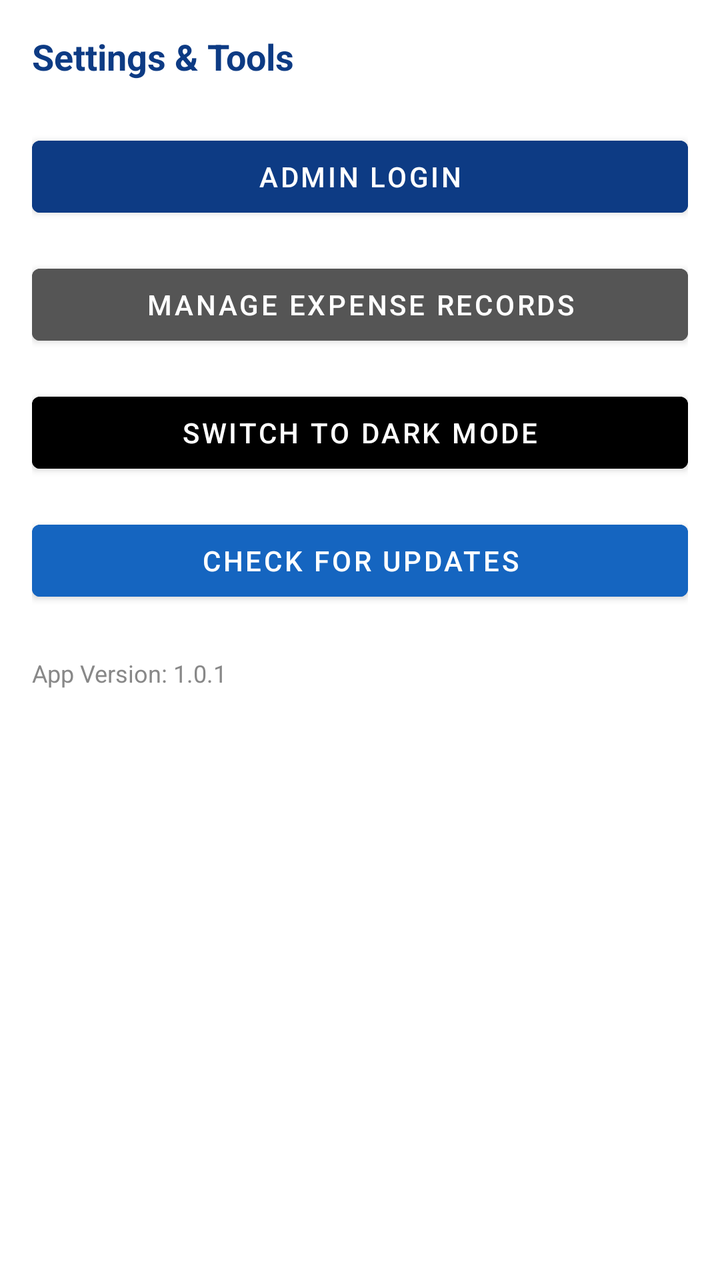
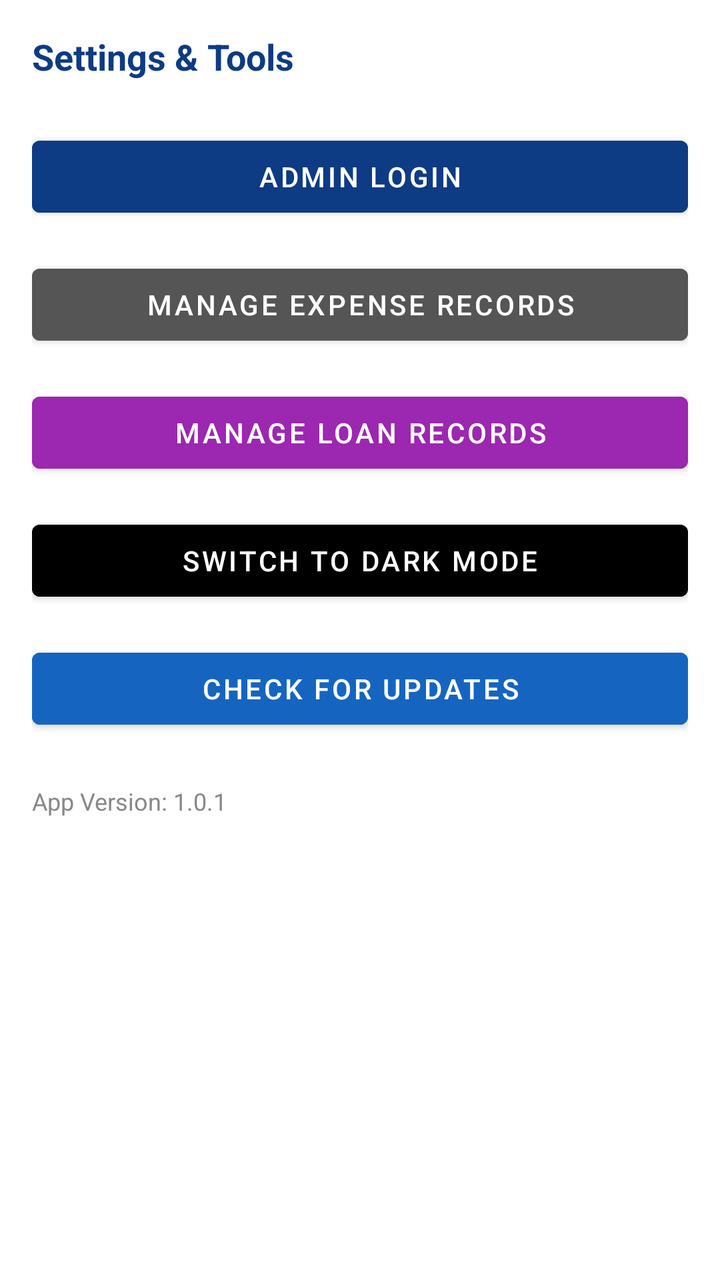

Screens rendered from an Android XML layout before and after an edit, with the pre-edit source and the edit as a unified diff.
<!-- AndroidManifest.xml: application theme AppTheme -->
<!-- res/layout/fragment_settings.xml -->
<?xml version="1.0" encoding="utf-8"?>
<LinearLayout xmlns:android="http://schemas.android.com/apk/res/android"
    android:layout_width="match_parent"
    android:layout_height="match_parent"
    android:orientation="vertical"
    android:padding="16dp">

    <TextView
        android:layout_width="wrap_content"
        android:layout_height="wrap_content"
        android:text="@string/settings_tools"
        android:textSize="18sp"
        android:textStyle="bold"
        android:textColor="#0D3B84"
        android:layout_marginBottom="24dp"/>

    <Button
        android:id="@+id/adminLoginBtn"
        android:layout_width="match_parent"
        android:layout_height="wrap_content"
        android:text="@string/admin_login"
        android:backgroundTint="#0D3B84"
        android:textColor="?attr/colorOnPrimary"
        android:layout_marginBottom="16dp" />

    <Button
        android:id="@+id/btnManageExpenses"
        android:layout_width="match_parent"
        android:layout_height="wrap_content"
        android:text="@string/manage_expense_records"
        android:backgroundTint="#555555"
        android:textColor="?attr/colorOnPrimary"
        android:layout_marginBottom="16dp" />

    <Button
        android:id="@+id/btnManageUsers"
        android:layout_width="match_parent"
        android:layout_height="wrap_content"
        android:text="MANAGE STAFF / USERS"
        android:backgroundTint="?attr/colorSecondary"
        android:textColor="?attr/colorOnSecondary"
        android:visibility="gone"
        android:layout_marginBottom="16dp" />

    <Button
        android:id="@+id/btnViewActivities"
        android:layout_width="match_parent"
        android:layout_height="wrap_content"
        android:text="VIEW APP ACTIVITIES"
        android:backgroundTint="#F57C00"
        android:textColor="#FFFFFF"
        android:visibility="gone"
        android:layout_marginBottom="16dp" />

    <Button
        android:id="@+id/btnSwitchTheme"
        android:layout_width="match_parent"
        android:layout_height="wrap_content"
        android:text="@string/switch_theme"
        android:backgroundTint="#000000"
        android:textColor="?attr/colorOnPrimary"
        android:layout_marginBottom="16dp" />

    <Button
        android:id="@+id/btnCheckUpdate"
        android:layout_width="match_parent"
        android:layout_height="wrap_content"
        android:text="@string/check_for_updates"
        android:backgroundTint="#1565C0"
        android:textColor="#FFFFFF"
        android:layout_marginBottom="24dp" />

    <TextView
        android:layout_width="wrap_content"
        android:layout_height="wrap_content"
        android:text="@string/app_version"
        android:textColor="#888888"
        android:textSize="12sp"/>
</LinearLayout>
<!-- resources referenced by this layout -->
<resources>
  <string name="admin_login">ADMIN LOGIN</string>
  <string name="app_version">App Version: 1.0.1</string>
  <string name="check_for_updates">CHECK FOR UPDATES</string>
  <string name="manage_expense_records">MANAGE EXPENSE RECORDS</string>
  <string name="settings_tools">Settings &amp; Tools</string>
  <string name="switch_theme">SWITCH TO DARK MODE</string>
  <style name="AppTheme" parent="Theme.MaterialComponents.DayNight.NoActionBar">
          
          <item name="colorPrimary">@color/md_primary</item>
          <item name="colorPrimaryVariant">@color/md_primary_dark</item>
          <item name="colorOnPrimary">@color/white</item>
  
          
          <item name="colorSecondary">@color/md_secondary</item>
          <item name="colorSecondaryVariant">@color/md_secondary</item>
          <item name="colorOnSecondary">@color/white</item>
  
          
          <item name="android:windowBackground">@color/md_background</item>
          <item name="colorSurface">@color/md_surface</item>
          <item name="colorOnSurface">#212121</item>
          <item name="colorSurfaceVariant">#E9EFF8</item>
          <item name="colorError">@color/error_red</item>
  
          
          <item name="android:statusBarColor">?attr/colorPrimaryVariant</item>
      </style>
  <color name="md_primary">#1565C0</color>
  <color name="md_primary_dark">#0D47A1</color>
  <color name="white">#FFFFFF</color>
  <color name="md_secondary">#2E7D32</color>
  <color name="md_background">#F8F9FA</color>
  <color name="md_surface">#FFFFFF</color>
  <color name="error_red">#D32F2F</color>
</resources>

<!-- the commit's change to res/layout/fragment_settings.xml (unified diff, before → after) -->
@@ -30,6 +30,15 @@
         android:text="@string/manage_expense_records"
         android:backgroundTint="#555555"
         android:textColor="?attr/colorOnPrimary"
+        android:layout_marginBottom="16dp" />
+
+    <Button
+        android:id="@+id/btnManageLoans"
+        android:layout_width="match_parent"
+        android:layout_height="wrap_content"
+        android:text="@string/manage_loan_records"
+        android:backgroundTint="#9C27B0"
+        android:textColor="#FFFFFF"
         android:layout_marginBottom="16dp" />
 
     <Button
<!-- resource entries referenced after the edit -->
@@ -4,6 +4,7 @@
   <string name="app_version">App Version: 1.0.1</string>
   <string name="check_for_updates">CHECK FOR UPDATES</string>
   <string name="manage_expense_records">MANAGE EXPENSE RECORDS</string>
+  <string name="manage_loan_records">MANAGE LOAN RECORDS</string>
   <string name="settings_tools">Settings &amp; Tools</string>
   <string name="switch_theme">SWITCH TO DARK MODE</string>
   <style name="AppTheme" parent="Theme.MaterialComponents.DayNight.NoActionBar">
